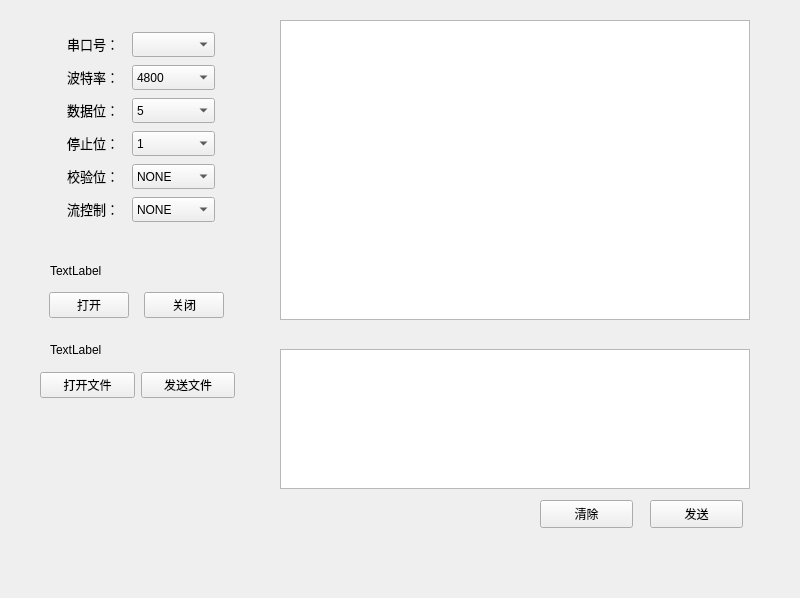
First picture: the form in Usart_Assist/widget.ui, repository JiangJiarui/STM32F4_IAP, before the edit.
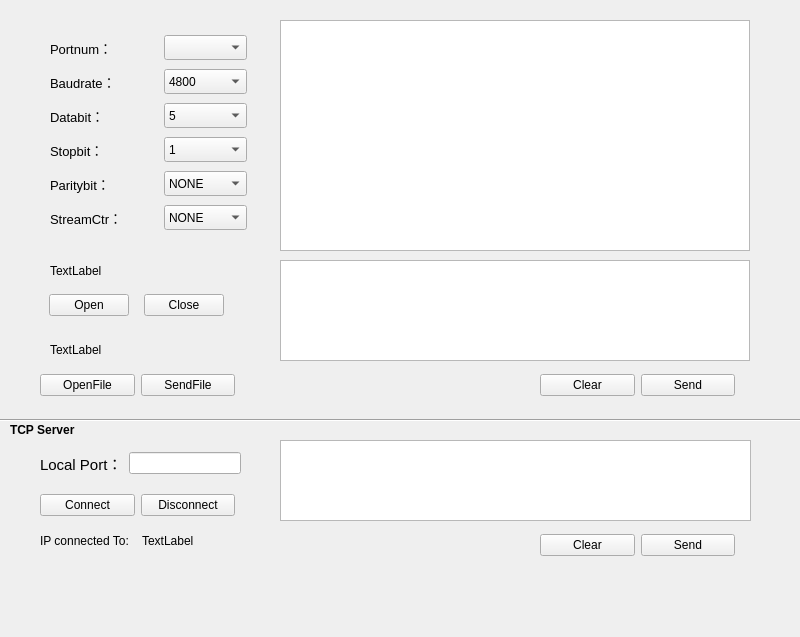
Second picture: the form after the edit.

Commit message: Add TCP communication with TCP Server extension on usart tool

What changed in the file:
```diff
--- a/Usart_Assist/widget.ui
+++ b/Usart_Assist/widget.ui
@@ -7,7 +7,7 @@
     <x>0</x>
     <y>0</y>
     <width>800</width>
-    <height>598</height>
+    <height>637</height>
    </rect>
   </property>
   <property name="windowTitle">
@@ -53,7 +53,7 @@
        </sizepolicy>
       </property>
       <property name="text">
-       <string>打开</string>
+       <string>Open</string>
       </property>
      </widget>
     </item>
@@ -66,49 +66,123 @@
        </sizepolicy>
       </property>
       <property name="text">
-       <string>关闭</string>
+       <string>Close</string>
       </property>
      </widget>
     </item>
    </layout>
   </widget>
+  <widget class="QPlainTextEdit" name="plainTextEdit_ReceiveWindow">
+   <property name="geometry">
+    <rect>
+     <x>280</x>
+     <y>20</y>
+     <width>470</width>
+     <height>231</height>
+    </rect>
+   </property>
+  </widget>
+  <widget class="QPlainTextEdit" name="plainTextEdit_SendWindow">
+   <property name="geometry">
+    <rect>
+     <x>280</x>
+     <y>260</y>
+     <width>470</width>
+     <height>101</height>
+    </rect>
+   </property>
+  </widget>
+  <widget class="QLabel" name="label_FileState">
+   <property name="geometry">
+    <rect>
+     <x>50</x>
+     <y>340</y>
+     <width>201</width>
+     <height>19</height>
+    </rect>
+   </property>
+   <property name="text">
+    <string>TextLabel</string>
+   </property>
+  </widget>
   <widget class="QWidget" name="layoutWidget">
    <property name="geometry">
     <rect>
-     <x>60</x>
-     <y>30</y>
-     <width>162</width>
-     <height>199</height>
+     <x>40</x>
+     <y>370</y>
+     <width>195</width>
+     <height>30</height>
+    </rect>
+   </property>
+   <layout class="QHBoxLayout" name="horizontalLayout_8">
+    <item>
+     <widget class="QPushButton" name="pushButton_FileOpen">
+      <property name="text">
+       <string>OpenFile</string>
+      </property>
+     </widget>
+    </item>
+    <item>
+     <widget class="QPushButton" name="pushButton_FileSend">
+      <property name="text">
+       <string>SendFile</string>
+      </property>
+     </widget>
+    </item>
+   </layout>
+  </widget>
+  <widget class="Line" name="magicline">
+   <property name="geometry">
+    <rect>
+     <x>0</x>
+     <y>410</y>
+     <width>801</width>
+     <height>20</height>
+    </rect>
+   </property>
+   <property name="orientation">
+    <enum>Qt::Orientation::Horizontal</enum>
+   </property>
+  </widget>
+  <widget class="QPlainTextEdit" name="plainTextEdit_Network">
+   <property name="geometry">
+    <rect>
+     <x>280</x>
+     <y>440</y>
+     <width>471</width>
+     <height>81</height>
+    </rect>
+   </property>
+  </widget>
+  <widget class="QLabel" name="label_TCPServer">
+   <property name="geometry">
+    <rect>
+     <x>10</x>
+     <y>420</y>
+     <width>81</width>
+     <height>19</height>
+    </rect>
+   </property>
+   <property name="font">
+    <font>
+     <bold>true</bold>
+    </font>
+   </property>
+   <property name="text">
+    <string>TCP Server</string>
+   </property>
+  </widget>
+  <widget class="QWidget" name="">
+   <property name="geometry">
+    <rect>
+     <x>164</x>
+     <y>32</y>
+     <width>85</width>
+     <height>201</height>
     </rect>
    </property>
    <layout class="QVBoxLayout" name="verticalLayout">
     <item>
-     <layout class="QHBoxLayout" name="horizontalLayout_2">
-      <item>
-       <widget class="QLabel" name="label_PortName">
-        <property name="sizePolicy">
-         <sizepolicy hsizetype="Fixed" vsizetype="Fixed">
-          <horstretch>0</horstretch>
-          <verstretch>0</verstretch>
-         </sizepolicy>
-        </property>
-        <property name="minimumSize">
-         <size>
-          <width>0</width>
-          <height>0</height>
-         </size>
-        </property>
-        <property name="font">
-         <font>
-          <pointsize>10</pointsize>
-         </font>
-        </property>
-        <property name="text">
-         <string>串口号：</string>
-        </property>
-       </widget>
-      </item>
-      <item>
        <widget class="QComboBox" name="comboBox_PortName">
         <property name="enabled">
          <bool>true</bool>
@@ -133,28 +207,6 @@
         </property>
        </widget>
       </item>
-     </layout>
-    </item>
-    <item>
-     <layout class="QHBoxLayout" name="horizontalLayout_3">
-      <item>
-       <widget class="QLabel" name="label_Baudrate">
-        <property name="sizePolicy">
-         <sizepolicy hsizetype="Fixed" vsizetype="Fixed">
-          <horstretch>0</horstretch>
-          <verstretch>0</verstretch>
-         </sizepolicy>
-        </property>
-        <property name="font">
-         <font>
-          <pointsize>10</pointsize>
-         </font>
-        </property>
-        <property name="text">
-         <string>波特率：</string>
-        </property>
-       </widget>
-      </item>
       <item>
        <widget class="QComboBox" name="comboBox_Baudrate">
         <property name="sizePolicy">
@@ -202,28 +254,6 @@
         </item>
        </widget>
       </item>
-     </layout>
-    </item>
-    <item>
-     <layout class="QHBoxLayout" name="horizontalLayout_4">
-      <item>
-       <widget class="QLabel" name="label_Databits">
-        <property name="sizePolicy">
-         <sizepolicy hsizetype="Fixed" vsizetype="Fixed">
-          <horstretch>0</horstretch>
-          <verstretch>0</verstretch>
-         </sizepolicy>
-        </property>
-        <property name="font">
-         <font>
-          <pointsize>10</pointsize>
-         </font>
-        </property>
-        <property name="text">
-         <string>数据位：</string>
-        </property>
-       </widget>
-      </item>
       <item>
        <widget class="QComboBox" name="comboBox_Databits">
         <property name="sizePolicy">
@@ -266,28 +296,6 @@
         </item>
        </widget>
       </item>
-     </layout>
-    </item>
-    <item>
-     <layout class="QHBoxLayout" name="horizontalLayout_5">
-      <item>
-       <widget class="QLabel" name="label_Stopbits">
-        <property name="sizePolicy">
-         <sizepolicy hsizetype="Fixed" vsizetype="Fixed">
-          <horstretch>0</horstretch>
-          <verstretch>0</verstretch>
-         </sizepolicy>
-        </property>
-        <property name="font">
-         <font>
-          <pointsize>10</pointsize>
-         </font>
-        </property>
-        <property name="text">
-         <string>停止位：</string>
-        </property>
-       </widget>
-      </item>
       <item>
        <widget class="QComboBox" name="comboBox_Stopbits">
         <property name="sizePolicy">
@@ -325,28 +333,6 @@
         </item>
        </widget>
       </item>
-     </layout>
-    </item>
-    <item>
-     <layout class="QHBoxLayout" name="horizontalLayout_6">
-      <item>
-       <widget class="QLabel" name="label_Paritybits">
-        <property name="sizePolicy">
-         <sizepolicy hsizetype="Fixed" vsizetype="Fixed">
-          <horstretch>0</horstretch>
-          <verstretch>0</verstretch>
-         </sizepolicy>
-        </property>
-        <property name="font">
-         <font>
-          <pointsize>10</pointsize>
-         </font>
-        </property>
-        <property name="text">
-         <string>校验位：</string>
-        </property>
-       </widget>
-      </item>
       <item>
        <widget class="QComboBox" name="comboBox_ParityBits">
         <property name="sizePolicy">
@@ -394,28 +380,6 @@
         </item>
        </widget>
       </item>
-     </layout>
-    </item>
-    <item>
-     <layout class="QHBoxLayout" name="horizontalLayout_7">
-      <item>
-       <widget class="QLabel" name="label_Flowcontrol">
-        <property name="sizePolicy">
-         <sizepolicy hsizetype="Fixed" vsizetype="Fixed">
-          <horstretch>0</horstretch>
-          <verstretch>0</verstretch>
-         </sizepolicy>
-        </property>
-        <property name="font">
-         <font>
-          <pointsize>10</pointsize>
-         </font>
-        </property>
-        <property name="text">
-         <string>流控制：</string>
-        </property>
-       </widget>
-      </item>
       <item>
        <widget class="QComboBox" name="comboBox_Flowcontrol">
         <property name="sizePolicy">
@@ -454,89 +418,269 @@
        </widget>
       </item>
      </layout>
+  </widget>
+  <widget class="QWidget" name="">
+   <property name="geometry">
+    <rect>
+     <x>50</x>
+     <y>30</y>
+     <width>101</width>
+     <height>211</height>
+    </rect>
+   </property>
+   <layout class="QVBoxLayout" name="verticalLayout_2">
+    <item>
+     <widget class="QLabel" name="label_PortName">
+      <property name="sizePolicy">
+       <sizepolicy hsizetype="Fixed" vsizetype="Fixed">
+        <horstretch>0</horstretch>
+        <verstretch>0</verstretch>
+       </sizepolicy>
+      </property>
+      <property name="minimumSize">
+       <size>
+        <width>0</width>
+        <height>0</height>
+       </size>
+      </property>
+      <property name="font">
+       <font>
+        <pointsize>10</pointsize>
+       </font>
+      </property>
+      <property name="text">
+       <string>Portnum：  </string>
+      </property>
+     </widget>
     </item>
+    <item>
+     <widget class="QLabel" name="label_Baudrate">
+      <property name="sizePolicy">
+       <sizepolicy hsizetype="Fixed" vsizetype="Fixed">
+        <horstretch>0</horstretch>
+        <verstretch>0</verstretch>
+       </sizepolicy>
+      </property>
+      <property name="font">
+       <font>
+        <pointsize>10</pointsize>
+       </font>
+      </property>
+      <property name="text">
+       <string>Baudrate： </string>
+      </property>
+     </widget>
+    </item>
+    <item>
+     <widget class="QLabel" name="label_Databits">
+      <property name="sizePolicy">
+       <sizepolicy hsizetype="Fixed" vsizetype="Fixed">
+        <horstretch>0</horstretch>
+        <verstretch>0</verstretch>
+       </sizepolicy>
+      </property>
+      <property name="font">
+       <font>
+        <pointsize>10</pointsize>
+       </font>
+      </property>
+      <property name="text">
+       <string>Databit：    </string>
+      </property>
+     </widget>
+    </item>
+    <item>
+     <widget class="QLabel" name="label_Stopbits">
+      <property name="sizePolicy">
+       <sizepolicy hsizetype="Fixed" vsizetype="Fixed">
+        <horstretch>0</horstretch>
+        <verstretch>0</verstretch>
+       </sizepolicy>
+      </property>
+      <property name="font">
+       <font>
+        <pointsize>10</pointsize>
+       </font>
+      </property>
+      <property name="text">
+       <string>Stopbit：    </string>
+      </property>
+     </widget>
+    </item>
+    <item>
+     <widget class="QLabel" name="label_Paritybits">
+      <property name="sizePolicy">
+       <sizepolicy hsizetype="Fixed" vsizetype="Fixed">
+        <horstretch>0</horstretch>
+        <verstretch>0</verstretch>
+       </sizepolicy>
+      </property>
+      <property name="font">
+       <font>
+        <pointsize>10</pointsize>
+       </font>
+      </property>
+      <property name="text">
+       <string>Paritybit：  </string>
+      </property>
+     </widget>
+    </item>
+    <item>
+     <widget class="QLabel" name="label_Flowcontrol">
+      <property name="sizePolicy">
+       <sizepolicy hsizetype="Fixed" vsizetype="Fixed">
+        <horstretch>0</horstretch>
+        <verstretch>0</verstretch>
+       </sizepolicy>
+      </property>
+      <property name="font">
+       <font>
+        <pointsize>10</pointsize>
+       </font>
+      </property>
+      <property name="text">
+       <string>StreamCtr：</string>
+      </property>
+     </widget>
+    </item>
    </layout>
   </widget>
-  <widget class="QPlainTextEdit" name="plainTextEdit_ReceiveWindow">
+  <widget class="QWidget" name="">
    <property name="geometry">
     <rect>
-     <x>280</x>
-     <y>20</y>
-     <width>470</width>
-     <height>300</height>
+     <x>40</x>
+     <y>490</y>
+     <width>195</width>
+     <height>30</height>
     </rect>
    </property>
-  </widget>
-  <widget class="QPlainTextEdit" name="plainTextEdit_SendWindow">
+   <layout class="QHBoxLayout" name="horizontalLayout_2">
+    <item>
+     <widget class="QPushButton" name="pushButton_NetConnect">
+      <property name="text">
+       <string>Connect</string>
+      </property>
+     </widget>
+    </item>
+    <item>
+     <widget class="QPushButton" name="pushButton_NetDisconnect">
+      <property name="text">
+       <string>Disconnect</string>
+      </property>
+     </widget>
+    </item>
+   </layout>
+  </widget>
+  <widget class="QWidget" name="">
    <property name="geometry">
     <rect>
-     <x>280</x>
-     <y>349</y>
-     <width>470</width>
-     <height>140</height>
+     <x>40</x>
+     <y>530</y>
+     <width>198</width>
+     <height>21</height>
     </rect>
    </property>
-  </widget>
-  <widget class="QPushButton" name="Button_Send">
+   <layout class="QHBoxLayout" name="horizontalLayout_3">
+    <item>
+     <widget class="QLabel" name="label_IPdispaly">
+      <property name="text">
+       <string>IP connected To:</string>
+      </property>
+     </widget>
+    </item>
+    <item>
+     <widget class="QLabel" name="label_IPaddr">
+      <property name="text">
+       <string>TextLabel</string>
+      </property>
+     </widget>
+    </item>
+   </layout>
+  </widget>
+  <widget class="QWidget" name="">
    <property name="geometry">
     <rect>
-     <x>650</x>
-     <y>500</y>
-     <width>93</width>
-     <height>28</height>
+     <x>40</x>
+     <y>450</y>
+     <width>201</width>
+     <height>27</height>
     </rect>
    </property>
+   <layout class="QHBoxLayout" name="horizontalLayout_4">
+    <item>
+     <widget class="QLabel" name="label_Port">
+      <property name="font">
+       <font>
+        <pointsize>11</pointsize>
+       </font>
+      </property>
    <property name="text">
-    <string>发送</string>
-   </property>
-  </widget>
+       <string>Local Port：</string>
+      </property>
+     </widget>
+    </item>
+    <item>
+     <widget class="QLineEdit" name="lineEdit_Port">
+      <property name="font">
+       <font>
+        <pointsize>9</pointsize>
+        <bold>false</bold>
+       </font>
+      </property>
+      <property name="text">
+       <string/>
+      </property>
+     </widget>
+    </item>
+   </layout>
+  </widget>
+  <widget class="QWidget" name="">
+   <property name="geometry">
+    <rect>
+     <x>540</x>
+     <y>370</y>
+     <width>195</width>
+     <height>30</height>
+    </rect>
+   </property>
+   <layout class="QHBoxLayout" name="horizontalLayout_5">
+    <item>
   <widget class="QPushButton" name="Button_SendClear">
+      <property name="text">
+       <string>Clear</string>
+      </property>
+     </widget>
+    </item>
+    <item>
+     <widget class="QPushButton" name="Button_Send">
+      <property name="text">
+       <string>Send</string>
+      </property>
+     </widget>
+    </item>
+   </layout>
+  </widget>
+  <widget class="QWidget" name="">
    <property name="geometry">
     <rect>
      <x>540</x>
-     <y>500</y>
-     <width>93</width>
-     <height>28</height>
-    </rect>
-   </property>
-   <property name="text">
-    <string>清除</string>
-   </property>
-  </widget>
-  <widget class="QLabel" name="label_FileState">
-   <property name="geometry">
-    <rect>
-     <x>50</x>
-     <y>340</y>
-     <width>201</width>
-     <height>19</height>
-    </rect>
-   </property>
-   <property name="text">
-    <string>TextLabel</string>
-   </property>
-  </widget>
-  <widget class="QWidget" name="layoutWidget">
-   <property name="geometry">
-    <rect>
-     <x>40</x>
-     <y>370</y>
+     <y>530</y>
      <width>195</width>
      <height>30</height>
     </rect>
    </property>
-   <layout class="QHBoxLayout" name="horizontalLayout_8">
+   <layout class="QHBoxLayout" name="horizontalLayout_6">
     <item>
-     <widget class="QPushButton" name="pushButton_FileOpen">
+     <widget class="QPushButton" name="pushButton_NetClear">
       <property name="text">
-       <string>打开文件</string>
+       <string>Clear</string>
       </property>
      </widget>
     </item>
     <item>
-     <widget class="QPushButton" name="pushButton_FileSend">
+     <widget class="QPushButton" name="pushButton_NetSend">
       <property name="text">
-       <string>发送文件</string>
+       <string>Send</string>
       </property>
      </widget>
     </item>
```
Lines whose indentation alone changed are shown as unchanged. The commit also changes 1344 other files.
